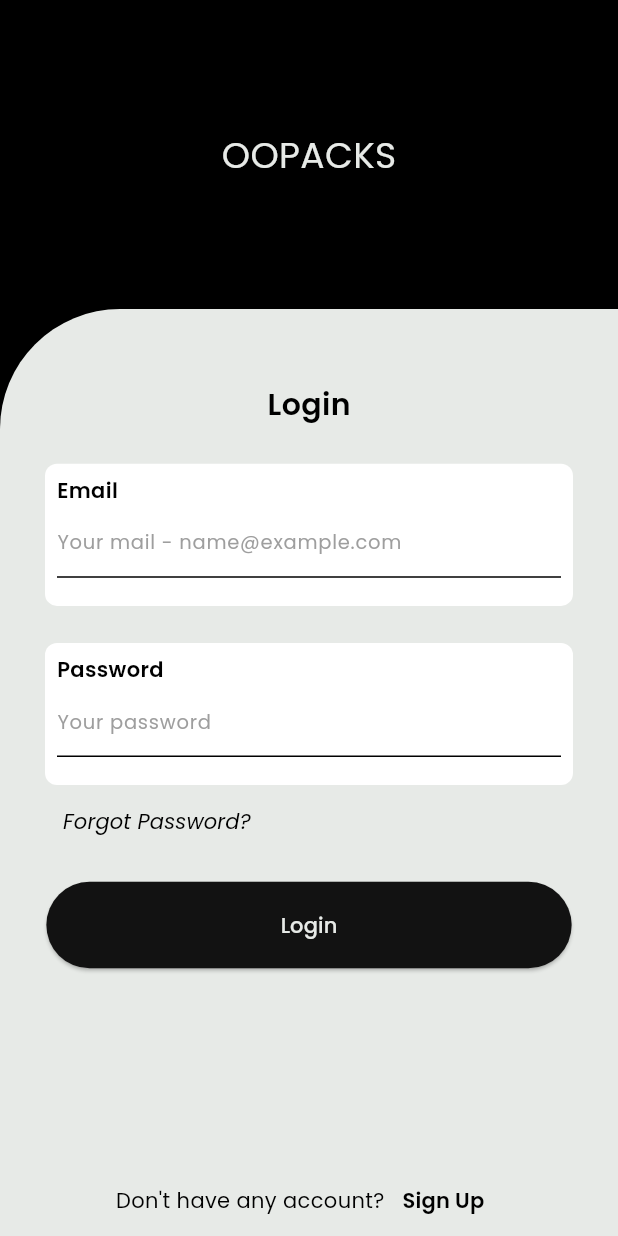
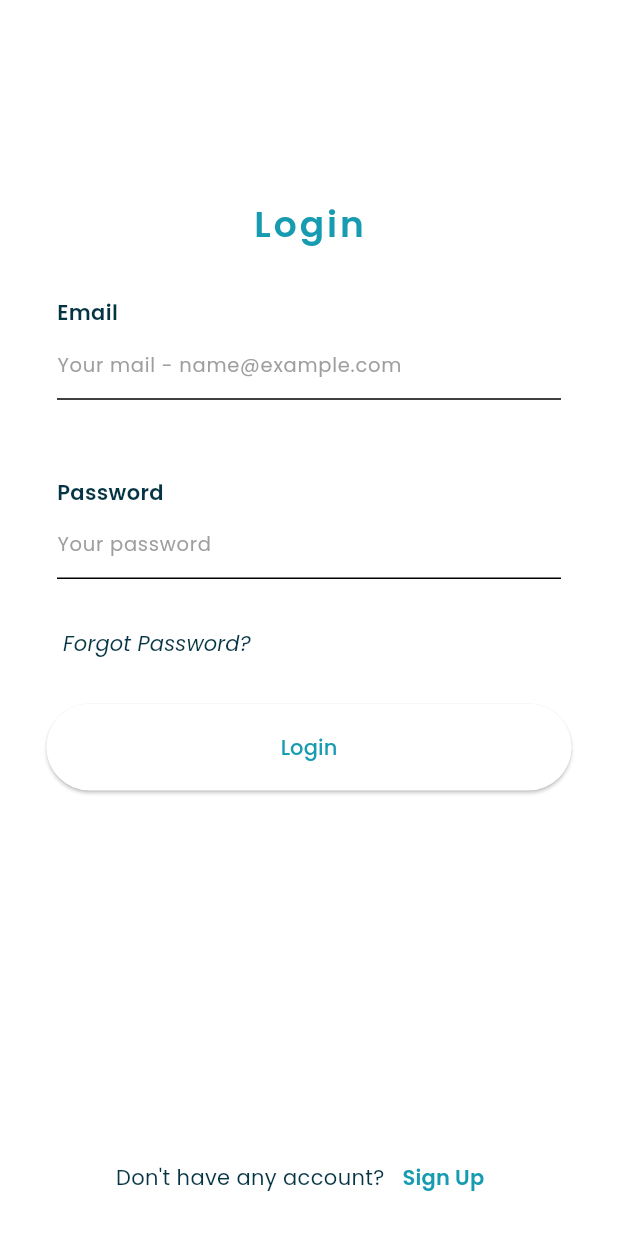
Before and after one commit to Muhammed-Aslam-n/oopacks_leEyet_machine_test, a Flutter app: the LoginScreen screen opened directly, on a phone screen of 412 x 824 dp. Run offline on Flutter 3.47's test engine with Material 3 defaults, Android fonts, the phone set to English and light mode, and no system bars; our stand-ins replace dio, google_fonts, share_plus, shared_preferences; accounts and stored records are empty.

Commit message:
minor bug fixes and try outs

```diff
--- a/lib/constants/app_theme.dart
+++ b/lib/constants/app_theme.dart
@@ -1,56 +1,79 @@
-
 import 'package:flutter/material.dart';
 
 class MyTheme {
+
+  static ThemeData lightTheme = ThemeData(
+    brightness: Brightness.light,
+    useMaterial3: true,
+    colorScheme: ColorScheme.light(
+      primary: Color(0xFF053545),
+      secondary: Color(0xFF179BB0),
+      tertiary: Color(0xFF86CDD9),
+    ),
+
+  );
+
+  static ThemeData darkTheme = ThemeData(
+    brightness: Brightness.dark,
+   useMaterial3: true,
+    // colorScheme: ColorScheme.fromSeed(seedColor: seedColor)
+    colorScheme: ColorScheme.dark(
+      background: Colors.grey.shade900,
+      primary: Colors.grey.shade600,
+      secondary: Colors.grey.shade400,
+    ),
+  );
+
+  //
   static const Color lightPrimaryColor = Color(0xFF40426D);
   static const Color lightSecondaryColor = Color(0xFFEFC083);
 
   static const Color darkPrimaryColor = Colors.black;
   static const Color darkSecondaryColor = Color(0xffe7eae7);
-
-  static ThemeData lightTheme = ThemeData(
-    brightness: Brightness.light,
-    primaryColor: lightPrimaryColor,
-    cardColor: Colors.white,
-    highlightColor: lightPrimaryColor,
-    scaffoldBackgroundColor: Colors.white,
-    appBarTheme: const AppBarTheme(
-      backgroundColor: lightPrimaryColor,
-      foregroundColor: Colors.white,
-    ),
-    textTheme: const TextTheme(
-      // Your text styles for the light theme
-    ),switchTheme: SwitchThemeData(
-      thumbColor: MaterialStateProperty.all(lightSecondaryColor),trackColor: MaterialStateProperty.all(lightSecondaryColor)
-  ),
-    colorScheme: const ColorScheme.light(
-        primary: lightPrimaryColor,
-        secondary: lightSecondaryColor,
-        background: Colors.white,tertiary: lightSecondaryColor
-    ),
-  );
-
-  static ThemeData darkTheme = ThemeData(
-    brightness: Brightness.dark,
-    primaryColor: darkPrimaryColor,
-    highlightColor: Colors.white,
-    cardColor: Colors.black,
-    backgroundColor: Colors.black,
-    scaffoldBackgroundColor: Colors.black,
-    appBarTheme: const AppBarTheme(
-      backgroundColor: darkPrimaryColor,
-      foregroundColor: Colors.white,
-    ),
-    textTheme: const TextTheme(
-
-    ),switchTheme: SwitchThemeData(
-      thumbColor: MaterialStateProperty.all(Colors.cyan)
-      ,trackColor: MaterialStateProperty.all(Colors.grey)
-  ),
-    colorScheme: const ColorScheme.dark(
-      primary: darkPrimaryColor,
-      secondary: darkSecondaryColor,
-      background: Colors.black,tertiary: Colors.white,
-    ),
-  );
+  //
+  // static ThemeData lightTheme = ThemeData(
+  //   brightness: Brightness.light,
+  //   primaryColor: lightPrimaryColor,
+  //   cardColor: Colors.white,
+  //   highlightColor: lightPrimaryColor,
+  //   scaffoldBackgroundColor: Colors.white,
+  //   appBarTheme: const AppBarTheme(
+  //     backgroundColor: lightPrimaryColor,
+  //     foregroundColor: Colors.white,
+  //   ),
+  //   textTheme: const TextTheme(
+  //       // Your text styles for the light theme
+  //       ),
+  //   switchTheme: SwitchThemeData(
+  //       thumbColor: MaterialStateProperty.all(lightSecondaryColor),
+  //       trackColor: MaterialStateProperty.all(lightSecondaryColor)),
+  //   colorScheme: const ColorScheme.light(
+  //       primary: lightPrimaryColor,
+  //       secondary: lightSecondaryColor,
+  //       background: Colors.white,
+  //       tertiary: lightSecondaryColor),
+  // );
+  //
+  // static ThemeData darkTheme = ThemeData(
+  //   brightness: Brightness.dark,
+  //   primaryColor: darkPrimaryColor,
+  //   highlightColor: Colors.white,
+  //   cardColor: Colors.black,
+  //   backgroundColor: Colors.black,
+  //   scaffoldBackgroundColor: Colors.black,
+  //   appBarTheme: const AppBarTheme(
+  //     backgroundColor: darkPrimaryColor,
+  //     foregroundColor: Colors.white,
+  //   ),
+  //   textTheme: const TextTheme(),
+  //   switchTheme: SwitchThemeData(
+  //       thumbColor: MaterialStateProperty.all(Colors.cyan),
+  //       trackColor: MaterialStateProperty.all(Colors.grey)),
+  //   colorScheme: const ColorScheme.dark(
+  //     primary: darkPrimaryColor,
+  //     secondary: darkSecondaryColor,
+  //     background: Colors.black,
+  //     tertiary: Colors.white,
+  //   ),
+  // );
 }
--- a/lib/main.dart
+++ b/lib/main.dart
@@ -1,4 +1,5 @@
 import 'package:flutter/material.dart';
+import 'package:oopacks/constants/app_theme.dart';
 import 'package:oopacks/providers/auth_provider.dart';
 import 'package:oopacks/providers/launch_provider/launch_provider.dart';
 import 'package:oopacks/providers/theme_provider/theme_provider.dart';
@@ -34,7 +35,11 @@ class MyApp extends StatelessWidget {
     return MaterialApp(
         debugShowCheckedModeBanner: false,
         theme: Provider.of<ThemeProvider>(context)
-            .currentTheme, // Use the custom theme from the ThemeModel
+            .currentTheme,
+        // theme: MyTheme.lightTheme,
+        // darkTheme: MyTheme.darkTheme,
+        // themeMode: ThemeMode.dark,
+
         home: const LaunchScreen()
     );
   }
--- a/lib/screens/authentication_screens/launcher_screen.dart
+++ b/lib/screens/authentication_screens/launcher_screen.dart
@@ -47,12 +47,18 @@ class _LaunchScreenState extends State<LaunchScreen> {
         child: Consumer<LaunchProvider>(
           builder: (context, authProvider, _) {
             if (mounted) {
-              Future.delayed(const Duration(seconds: 3), () {
-                Navigator.pushReplacement(
-                  context, authProvider.isLoggedIn?
-                  CustomPageRoute(page: const HomeScreen()):CustomPageRoute(page: const LoginScreen()),
-                );
-              });
+              Future.delayed(
+                const Duration(seconds: 3),
+              ).then(
+                (value) => Navigator.pushAndRemoveUntil(
+                  context,
+                  // authProvider.isLoggedIn
+                  //     ?
+                  CustomPageRoute(page: const HomeScreen()),
+                      // : CustomPageRoute(page: const LoginScreen()),
+            ModalRoute.withName('/')
+                ),
+              );
             }
             return Center(
               child: Column(
--- a/lib/screens/authentication_screens/login_screen.dart
+++ b/lib/screens/authentication_screens/login_screen.dart
@@ -50,7 +50,7 @@ class _LoginScreenState extends State<LoginScreen> {
         onWillPop: onWillPop,
         child: Scaffold(
           resizeToAvoidBottomInset: false,
-          backgroundColor: Theme.of(context).primaryColor,
+          // backgroundColor: Theme.of(context).primaryColor,
           body: GestureDetector(
             onTap: () => FocusManager.instance.primaryFocus?.unfocus(),
             child: Form(
@@ -58,39 +58,33 @@ class _LoginScreenState extends State<LoginScreen> {
               child: Column(
                 crossAxisAlignment: CrossAxisAlignment.stretch,
                 children: [
-                  Container(
-                    height: size.height * 0.25,
-                    alignment: Alignment.center,
-                    child: PoppinsText(
-                      data: 'OOPACKS',
-                      color: Theme.of(context).colorScheme.secondary,
-                      fontSize: 24,
-                    ),
+                  SizedBox(
+                    height: size.height * 0.16,
                   ),
                   Expanded(
                     child: Container(
                       padding: const EdgeInsets.symmetric(horizontal: 30),
-                      decoration: BoxDecoration(
-                          borderRadius: const BorderRadius.only(
+                      decoration: const BoxDecoration(
+                        borderRadius: BorderRadius.only(
                           topLeft: Radius.circular(80),
                         ),
-                          color: Theme.of(context).colorScheme.secondary),
+                        // color: Theme.of(context).colorScheme.background,
+                      ),
                       child: Column(
                         children: [
-                          SizedBox(
-                            height: size.height * 0.06,
-                          ),
                           PoppinsText(
                             data: 'Login',
-                            color: Theme.of(context).colorScheme.primary,
-                            fontSize: 20,
+                            color: Theme.of(context).colorScheme.secondary,
+                            fontSize: 24,
                             fontWeight: FontWeight.w600,
+                            letterSpacing: 2,
                           ),
                           SizedBox(
                             height: size.height * 0.03,
                           ),
                           TextFormWidget(
                             textFormTitle: 'Email',
+                            // showHint: showHint,
                             hintText: hintEmail,
                             controller: emailController,
                             inputType: TextInputType.emailAddress,
@@ -102,6 +96,7 @@ class _LoginScreenState extends State<LoginScreen> {
                           ),
                           TextFormWidget(
                             textFormTitle: 'Password',
+                            // showHint: showHint,
                             hintText: hintPassword,
                             controller: passwordController,
                             inputType: TextInputType.visiblePassword,
@@ -144,18 +139,17 @@ class _LoginScreenState extends State<LoginScreen> {
                     ),
                   ),
                   Container(
-                    color: Theme.of(context).colorScheme.secondary,
+                    color: Theme.of(context).colorScheme.background,
                     alignment: Alignment.center,
                     child: Row(
                       mainAxisAlignment: MainAxisAlignment.center,
                       children: [
                         PoppinsText(
                           data: "Don't have any account?",
-                          color: Theme.of(context).primaryColor,
+                          color: Theme.of(context).colorScheme.primary,
                         ),
                         TextButton(
                           onPressed: () {
-
                             Navigator.of(context).push(
                               MaterialPageRoute(
                                 builder: (builder) => const SignUpScreen(),
@@ -163,13 +157,16 @@ class _LoginScreenState extends State<LoginScreen> {
                             );
                             _formKey.currentState!.reset();
                           },
-                          child: const PoppinsText(
+                          child: PoppinsText(
                               data: 'Sign Up',
                               fontWeight: FontWeight.w600,
-                          ),
+                              color: Theme.of(context).colorScheme.secondary),
                         ),
                       ],
                     ),
+                  ),
+                  SizedBox(
+                    height: 15,
                   )
                 ],
               ),
@@ -211,7 +208,8 @@ class _LoginScreenState extends State<LoginScreen> {
           message: 'Authentication Failed',
           success: false,
           textColor: Colors.white,
-            duration: const Duration(seconds: 2));
+          duration: const Duration(seconds: 2),
+        );
       }
     }
   }
@@ -225,15 +223,18 @@ class TextFormWidget extends StatelessWidget {
   final String? Function(String?)? validator;
   final String? hintText;
 
-  const TextFormWidget(
-      {Key? key,
+  // final bool? showHint;
+
+  const TextFormWidget({
+    Key? key,
     required this.textFormTitle,
     required this.controller,
     required this.inputType,
     required this.obscureText,
     this.validator,
-      required this.hintText})
-      : super(key: key);
+    required this.hintText,
+    // this.showHint,
+  }) : super(key: key);
 
   @override
   Widget build(BuildContext context) {
@@ -242,14 +243,14 @@ class TextFormWidget extends StatelessWidget {
       padding: const EdgeInsets.symmetric(horizontal: 8, vertical: 8),
       decoration: BoxDecoration(
         borderRadius: BorderRadius.circular(8),
-        color: Colors.white,
+        // color: Colors.white,
       ),
       child: Column(
         crossAxisAlignment: CrossAxisAlignment.stretch,
         children: [
           PoppinsText(
             data: textFormTitle,
-            color: Theme.of(context).primaryColor,
+            color: Theme.of(context).colorScheme.primary,
             fontWeight: FontWeight.w600,
           ),
           Expanded(
@@ -261,14 +262,23 @@ class TextFormWidget extends StatelessWidget {
               textInputAction: TextInputAction.next,
               decoration: InputDecoration(
                 border: fieldBorder,
-                  hintText: hintText,
+                hintText:  hintText ,
                 hintStyle:
                     GoogleFonts.poppins(color: Colors.grey, fontSize: 13),
                 // contentPadding: EdgeInsets.zero,
                 enabledBorder: fieldBorder,
-                  focusedBorder: fieldBorder,
-                  errorBorder: InputBorder.none,
-                  focusedErrorBorder: InputBorder.none),
+                focusedBorder: UnderlineInputBorder(
+                    borderSide: BorderSide(
+                        color: Theme.of(context).colorScheme.background)),
+                errorBorder: UnderlineInputBorder(
+                    borderSide: BorderSide(
+                        color: Theme.of(context)
+                            .colorScheme
+                            .copyWith(background: Colors.red)
+                            .background,
+                        width: 0.3)),
+                focusedErrorBorder: InputBorder.none,
+              ),
               inputFormatters: inputType != TextInputType.visiblePassword
                   ? [
                       FilteringTextInputFormatter.deny(
@@ -280,9 +290,9 @@ class TextFormWidget extends StatelessWidget {
               validator: validator,
             ),
           ),
-          SizedBox(
-            height: MediaQuery.of(context).size.width * 0.01,
-          )
+          // SizedBox(
+          //   height: MediaQuery.of(context).size.width * 0.01,
+          // )
         ],
       ),
     );
--- a/lib/utils/shared_preference_helper.dart
+++ b/lib/utils/shared_preference_helper.dart
@@ -29,7 +29,7 @@ class SharedPreferenceHelper{
     SharedPreferences pref = await SharedPreferences.getInstance();
     final AppThemes? res = pref.getInt(_darkThemeKey,)==1?AppThemes.darkTheme:AppThemes.lightTheme;
     debugPrint('fetchedAppTheme $res');
-    return AppThemes.darkTheme;
+    return res;
   }
 
  static Future<bool?> setUserLoggedIn()async{
--- a/lib/widgets/home_screen_widget.dart
+++ b/lib/widgets/home_screen_widget.dart
@@ -107,7 +107,7 @@ class _GreetingScreenState extends State<GreetingScreen> {
         timer.cancel();
         _greetingStreamController
             .addError('assets/launch_icons/oopacks_launch_icon.png');
-        _greetingStreamController.close();
+        // _greetingStreamController.close();
       }
     });
   }
@@ -336,13 +336,13 @@ class DrawerItemWidget extends StatelessWidget {
               width: 30,
               color: Theme
                   .of(context)
-                  .highlightColor,
+                  .colorScheme.primary,
             )),
         title: PoppinsText(
           data: titleText ?? '',
           color: Theme
               .of(context)
-              .highlightColor,
+              .colorScheme.secondary,
         ),
       ),
     );
```
Also changed, not shown: pubspec.lock, 1 other file. Lines whose indentation alone changed are shown as unchanged.
